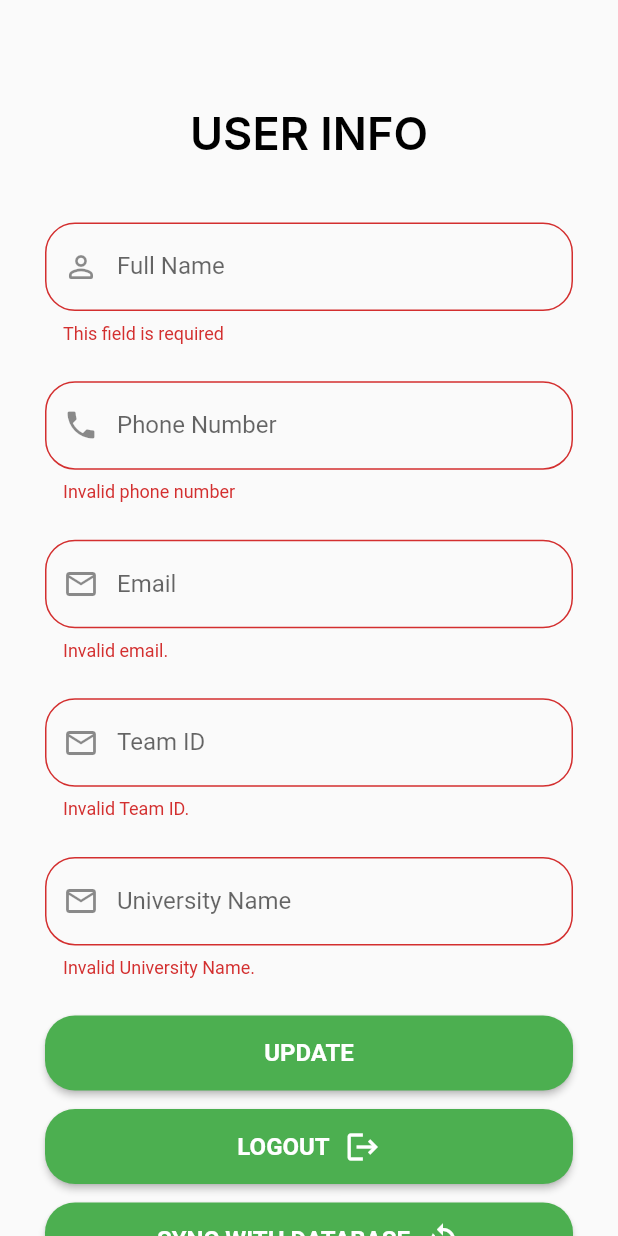
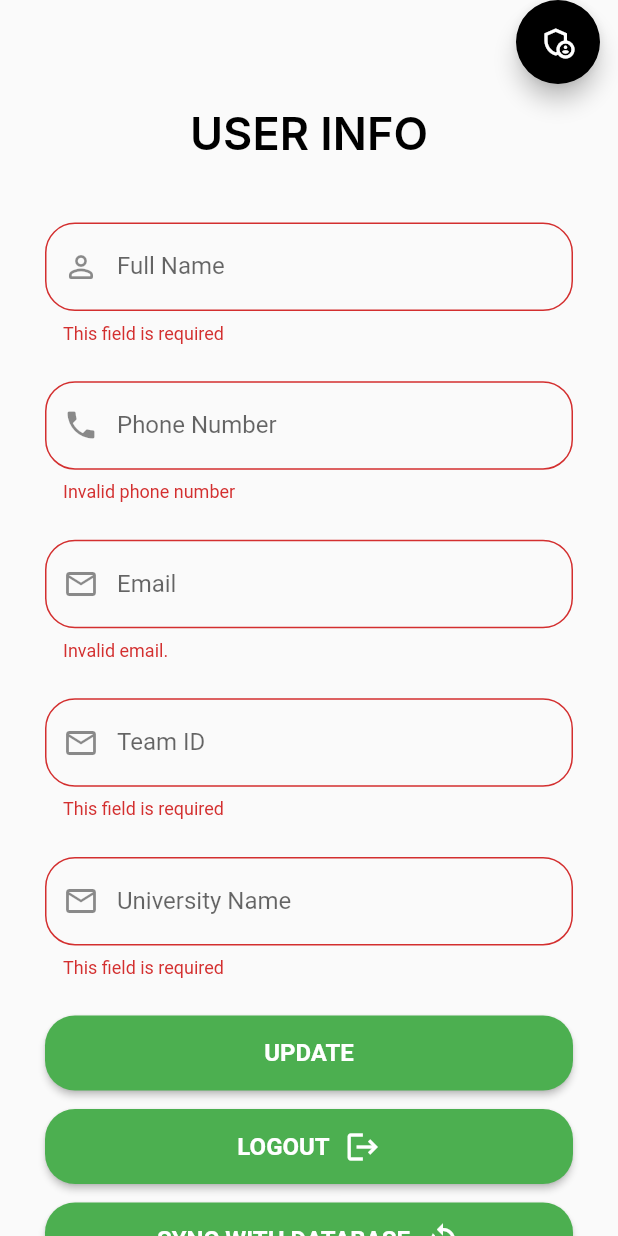
Before and after one commit to hammadalive7/hackthehike, a Flutter app: the ProfileScreen screen opened directly, after a tap on "UPDATE", on a phone screen of 412 x 824 dp. Run offline on Flutter 3.47's test engine with Material 2 defaults, Android fonts, the phone set to English and light mode, and no system bars; our stand-ins replace firebase_auth, firebase_core, firebase_database, flutter_svg, get, google_fonts and 5 more; missing offline and left inert: floating_frosted_bottom_bar, qr_code_scanner; accounts and stored records are empty; Roboto replaces fonts that are missing (Amaranth, Inter).

Commit message:
Updated code

```diff
--- a/lib/Screens/profile_screen.dart
+++ b/lib/Screens/profile_screen.dart
@@ -1,6 +1,9 @@
 import 'package:flutter/material.dart';
+import 'package:get/get.dart';
 
 import 'package:hackthehike/Screens/profile_screen_form.dart';
+
+import '../Admin/admin_screen.dart';
 
 class ProfileScreen extends StatefulWidget {
   const ProfileScreen({Key? key}) : super(key: key);
@@ -13,6 +16,17 @@ class _ProfileScreenState extends State<ProfileScreen> {
   @override
   Widget build(BuildContext context) {
     return Scaffold(
+      floatingActionButtonLocation: FloatingActionButtonLocation.miniEndTop,
+
+      floatingActionButton: FloatingActionButton(
+        backgroundColor: Colors.black,
+        //position of button
+
+        onPressed: () {
+          Get.to(() => AdminPanel());
+        },
+        child: const Icon(Icons.admin_panel_settings_outlined),
+      ),
       // floatingActionButton:FloatingActionButton(
       //   foregroundColor: Colors.white,
       //   shape: const StadiumBorder(
--- a/lib/Screens/profile_screen_form.dart
+++ b/lib/Screens/profile_screen_form.dart
@@ -5,6 +5,7 @@ import 'package:get/get.dart';
 import 'package:hackthehike/Screens/login_screen.dart';
 import 'package:hive/hive.dart';
 import '../../Controllers/session_controller.dart';
+import '../Admin/admin_screen.dart';
 
 class ProfileFormWidget extends StatefulWidget {
   const ProfileFormWidget({
@@ -133,13 +134,13 @@ class _ProfileFormWidgetState extends State<ProfileFormWidget> {
                       enableInteractiveSelection: false,
                       focusNode: AlwaysDisabledFocusNode(),
                       validator: (value) {
-                      bool isUniversityNameValid=RegExp(r"^[a-zA-Z0-9.a-zA-Z0-9.!#$%&'*+-/=?^_`{|}~]+@[a-zA-Z0-9]+\.[a-zA-Z]+").hasMatch(value!);
-                        if (!isUniversityNameValid) {
-                          return 'Invalid Team ID.';
+                        if (value == null || value.trim().isEmpty) {
+                          return 'This field is required';
                         }
-                        else{
-                          return null;
+                        if (value.trim().length < 2) {
+                          return 'Team ID must be valid';
                         }
+                        // Return null if the entered username is valid
                         // return null;
                       },
                       decoration: InputDecoration(
@@ -156,13 +157,13 @@ class _ProfileFormWidgetState extends State<ProfileFormWidget> {
                       enableInteractiveSelection: false,
                       focusNode: AlwaysDisabledFocusNode(),
                       validator: (value) {
-                      bool isUniversityNameValid=RegExp(r"^[a-zA-Z0-9.a-zA-Z0-9.!#$%&'*+-/=?^_`{|}~]+@[a-zA-Z0-9]+\.[a-zA-Z]+").hasMatch(value!);
-                        if (!isUniversityNameValid) {
-                          return 'Invalid University Name.';
+                        if (value == null || value.trim().isEmpty) {
+                          return 'This field is required';
                         }
-                        else{
-                          return null;
+                        if (value.trim().length < 2) {
+                          return 'University Name must be valid';
                         }
+                        // Return null if the entered username is valid
                         // return null;
                       },
                       decoration: InputDecoration(
@@ -216,6 +217,7 @@ class _ProfileFormWidgetState extends State<ProfileFormWidget> {
                             shape: RoundedRectangleBorder(
                                 borderRadius: BorderRadius.circular(20))),
                         onPressed: () {
+
                           FirebaseAuth.instance.signOut().whenComplete(() {
                             Get.offAll(() => const LoginScreen());
                           });
@@ -270,7 +272,9 @@ class _ProfileFormWidgetState extends State<ProfileFormWidget> {
 
 
                         child: Row(
+
                           mainAxisAlignment: MainAxisAlignment.center,
+
                           children: [
                             Text("Sync with Database".toUpperCase(),
                             style: const TextStyle(
@@ -279,6 +283,7 @@ class _ProfileFormWidgetState extends State<ProfileFormWidget> {
                             ),),
                             const SizedBox(width: 10),
                             const Icon(Icons.sync),
+
                           ],
                         ),
                       ),
--- a/lib/Screens/signup_screen.dart
+++ b/lib/Screens/signup_screen.dart
@@ -1,5 +1,6 @@
 import 'package:flutter/material.dart';
 import 'package:get/get.dart';
+import 'package:hackthehike/Admin/admin_screen.dart';
 import '../common/form_footer.dart';
 import '../common/transparent_appBar.dart';
 import '../controllers/signup_controller.dart';
@@ -23,6 +24,7 @@ class _SignupScreenState extends State<SignupScreen> {
     final _formkey = GlobalKey<FormState>();
 
     return Scaffold(
+
       appBar: transparentAppBar(context),
       body: SingleChildScrollView(
         child: Container(
```
Also changed, not shown: lib/Admin/admin_screen.dart (added, +98 -0 lines), lib/Screens/qr_code_screen.dart (+30 -12 lines).
